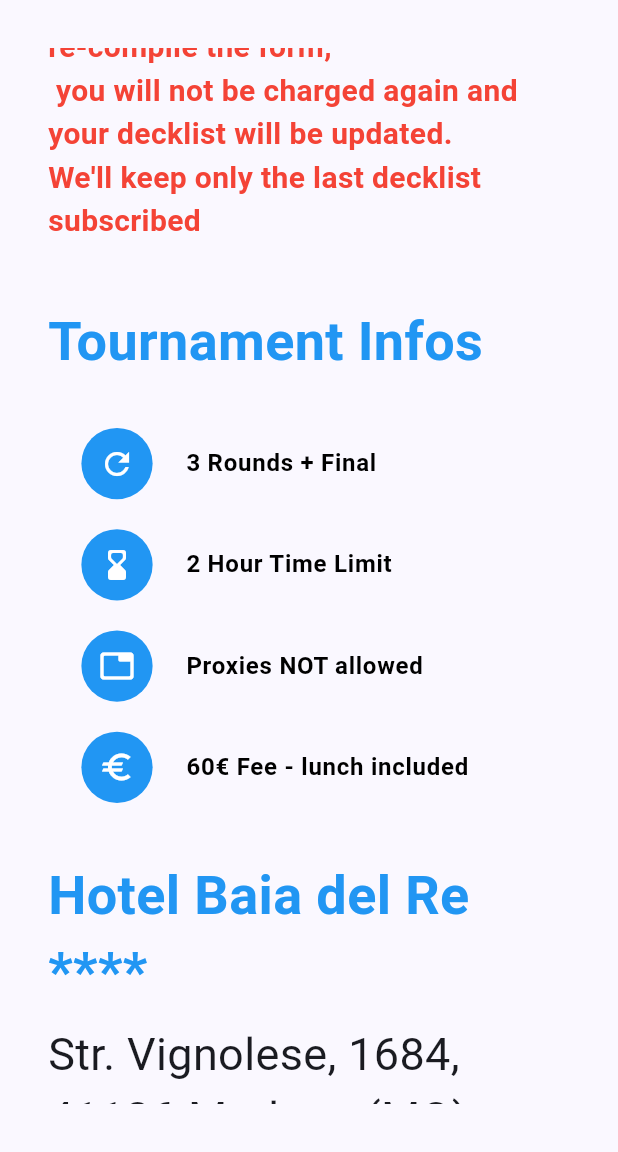
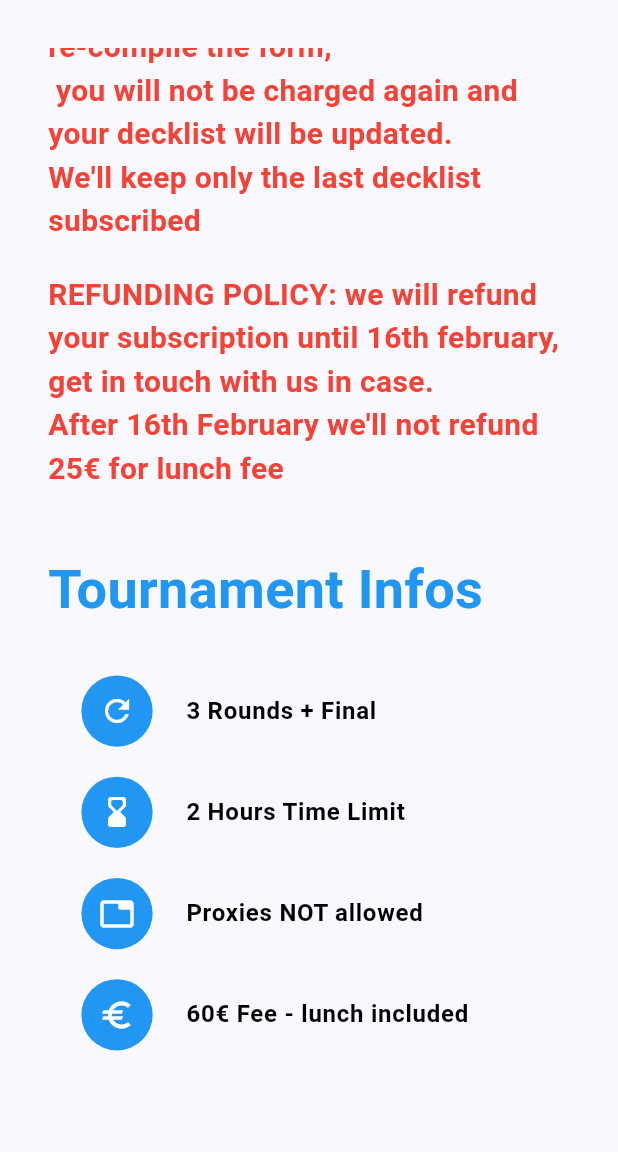
Before and after one commit to SimoParmeg/vtesitaly, a Flutter app: the screen it shows after launch, scrolled down 1152 dp, on a phone screen of 412 x 824 dp, the part 84-1236 px from its top. Run offline on Flutter 3.47's test engine with Material 3 defaults, Android fonts, the phone set to English and light mode, and no system bars.

Commit message:
add refunding policy

```diff
--- a/vtesitaly/lib/views/rows/event.dart
+++ b/vtesitaly/lib/views/rows/event.dart
@@ -233,7 +233,7 @@ class _EventRowState extends State<EventRow> {
           height: 20
         ),
         const Text(
-          """Pre-registrations are opened until 16th February 2025.\nAfter this date we will open a second registration at higher prices.\n\nEnd of registrations: February 22, 2025. It will not be possible to register later""",
+          """Pre-registrations are opened until 16th February 2025.\nAfter this date we will open a second registration at higher prices.\n\nEnd of registrations: February 22nd, 2025. It will not be possible to register later""",
           style: TextStyle(
             fontSize: 20,
             fontWeight: FontWeight.w700,
@@ -245,6 +245,17 @@ class _EventRowState extends State<EventRow> {
         ),
         const Text(
           """If you want to update your decklist, re-compile the form,\n you will not be charged again and your decklist will be updated.\nWe'll keep only the last decklist subscribed""",
+          style: TextStyle(
+            fontSize: 20,
+            fontWeight: FontWeight.w700,
+            color: Colors.red
+          )
+        ),
+                const SizedBox(
+          height: 20
+        ),
+        const Text(
+          """REFUNDING POLICY: we will refund your subscription until 16th february,\nget in touch with us in case.\nAfter 16th February we'll not refund 25€ for lunch fee""",
           style: TextStyle(
             fontSize: 20,
             fontWeight: FontWeight.w700,
--- a/vtesitaly/lib/views/rows/other_events.dart
+++ b/vtesitaly/lib/views/rows/other_events.dart
@@ -77,7 +77,7 @@ class _OtherEventsRowState extends State<OtherEventsRow> {
       ),
       RuleTile(
         iconData: Icons.hourglass_bottom_rounded,
-        title: "2 Hour Time Limit",
+        title: "2 Hours Time Limit",
       ),
       RuleTile(
         iconData: Icons.tab_rounded,
--- a/vtesitaly/lib/views/rows/prizes.dart
+++ b/vtesitaly/lib/views/rows/prizes.dart
@@ -75,7 +75,7 @@ class _PrizesRowState extends State<PrizesRow> {
         lines: Map.fromEntries([
           const MapEntry("Grand Prix circuit playmat", Icons.tab_rounded),
           const MapEntry("Grand Prix circuit promo card", Icons.calendar_view_month_outlined),
-          // const MapEntry("Commemorative Edge", Icons.refresh),
+          const MapEntry("Other gifts TBA soon", Icons.calendar_view_month_outlined),
           // const MapEntry("Pack of cards (see image below)", Icons.calendar_view_month_outlined),
           // const MapEntry("Edge sponsored by VTES Decks", Icons.refresh),
         ]),
--- a/vtesitaly/lib/views/rows/rules.dart
+++ b/vtesitaly/lib/views/rows/rules.dart
@@ -67,7 +67,7 @@ class _RulesRowState extends State<RulesRow> {
       const SizedBox(height: 20),
       const RuleTile(
         iconData: Icons.hourglass_bottom_rounded,
-        title: "2 Hour Time Limit"
+        title: "2 Hours Time Limit"
       ),
       const SizedBox(height: 20),
       const RuleTile(
```
